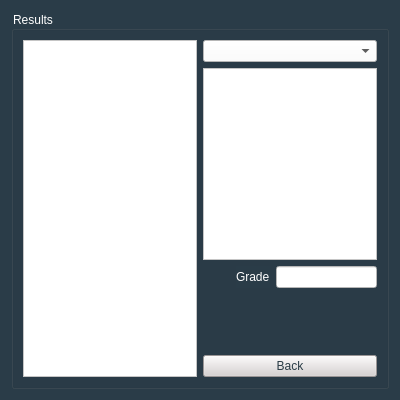
Before: the Qt Designer form PeerPilot/viewquizresults/viewquizresults.ui in lsevcik/peerpilot, drawn with Qt 5.
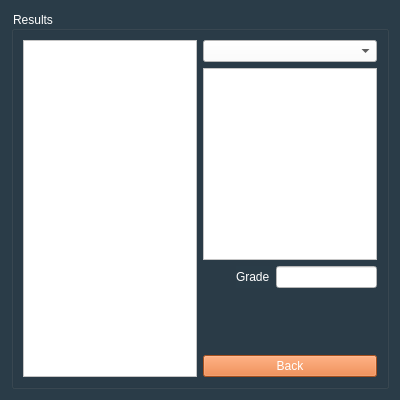
After: the same form once the commit is applied.

Commit message: One more quick update to UI

Diff of the .ui file:
```diff
--- a/PeerPilot/viewquizresults/viewquizresults.ui
+++ b/PeerPilot/viewquizresults/viewquizresults.ui
@@ -109,9 +109,9 @@
         <item>
          <widget class="QPushButton" name="backPushButton">
           <property name="styleSheet">
-           <string notr="true">color: rgb(42, 60, 70);
-background-color: rgb(215, 209, 209);
-border-top-color: rgb(0, 85, 255);
+           <string notr="true">border-top-color: rgb(0, 85, 255);
+background-color: rgb(230, 112, 43);
+color: rgb(255, 255, 255);
 font: 12pt &quot;Calibri&quot;;</string>
           </property>
           <property name="text">
```
The commit also changes 4 other files.
